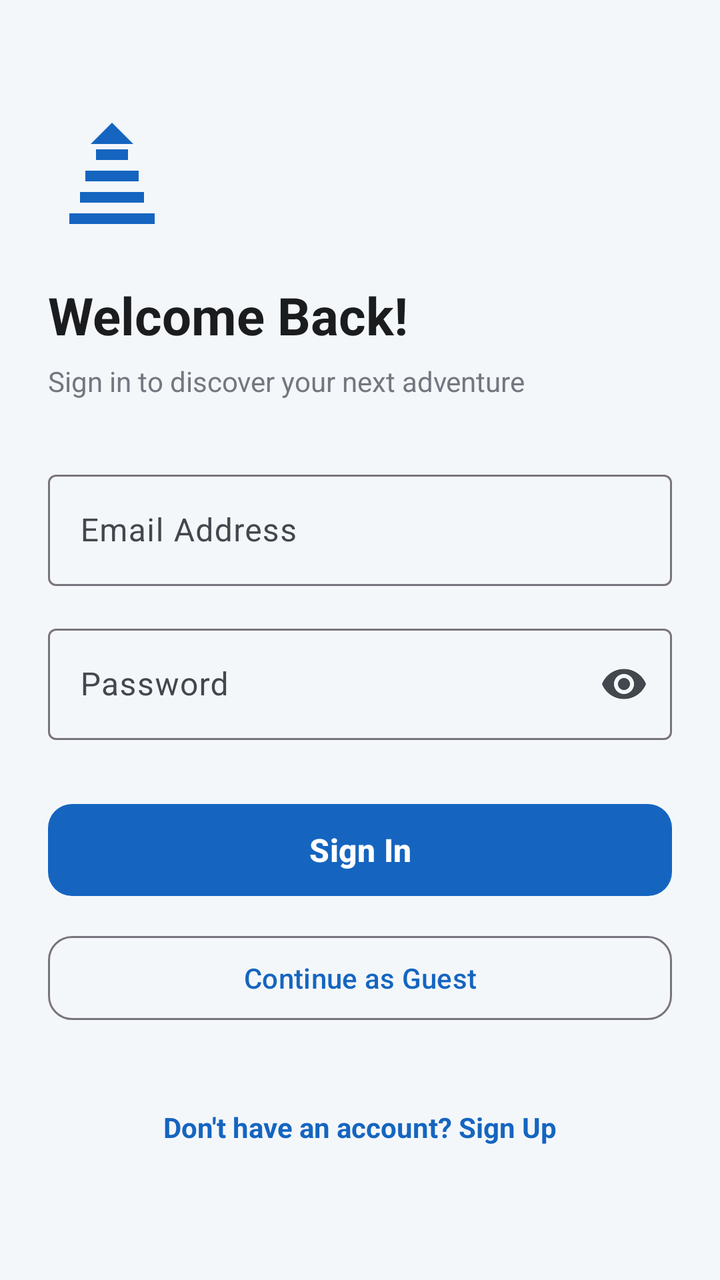
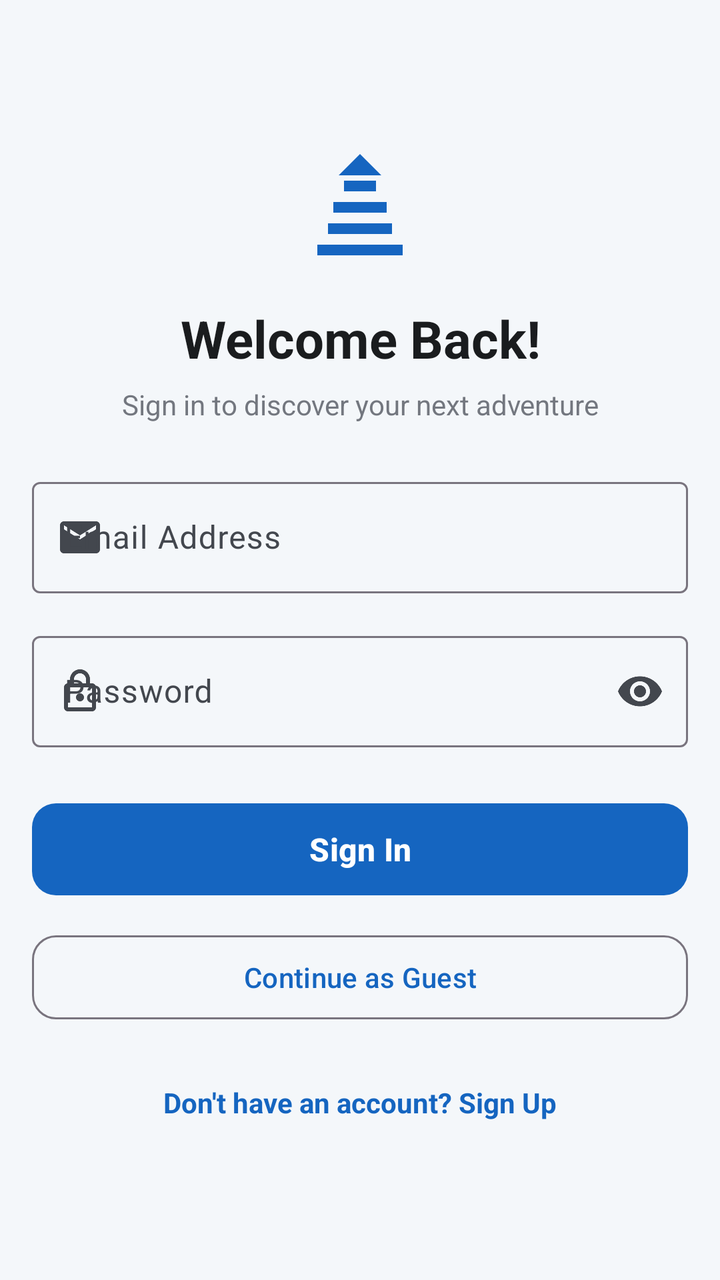

Before-and-after screenshots of an Android layout around one commit, followed by the original layout XML and the change that was made.
<!-- AndroidManifest.xml: application theme Theme.Tourism_App -->
<!-- res/layout/activity_login.xml -->
<?xml version="1.0" encoding="utf-8"?>
<androidx.core.widget.NestedScrollView xmlns:android="http://schemas.android.com/apk/res/android"
    xmlns:app="http://schemas.android.com/apk/res-auto"
    xmlns:tools="http://schemas.android.com/tools"
    android:layout_width="match_parent"
    android:layout_height="match_parent"
    android:fillViewport="true"
    android:background="@color/background">

    <androidx.constraintlayout.widget.ConstraintLayout
        android:layout_width="match_parent"
        android:layout_height="wrap_content"
        android:padding="24dp">

        <ImageView
            android:id="@+id/iv_login_logo"
            android:layout_width="64dp"
            android:layout_height="64dp"
            android:layout_marginTop="32dp"
            android:contentDescription="@string/app_name"
            android:src="@drawable/ic_temple"
            app:layout_constraintStart_toStartOf="parent"
            app:layout_constraintTop_toTopOf="parent"
            app:tint="@color/primary" />

        <TextView
            android:id="@+id/tv_welcome"
            android:layout_width="0dp"
            android:layout_height="wrap_content"
            android:layout_marginTop="20dp"
            android:text="@string/welcome_back"
            android:textColor="@color/on_surface"
            android:textSize="26sp"
            android:textStyle="bold"
            app:layout_constraintEnd_toEndOf="parent"
            app:layout_constraintStart_toStartOf="parent"
            app:layout_constraintTop_toBottomOf="@id/iv_login_logo" />

        <TextView
            android:id="@+id/tv_welcome_sub"
            android:layout_width="0dp"
            android:layout_height="wrap_content"
            android:layout_marginTop="6dp"
            android:text="@string/sign_in_to_continue"
            android:textColor="@color/outline"
            android:textSize="14sp"
            app:layout_constraintEnd_toEndOf="parent"
            app:layout_constraintStart_toStartOf="parent"
            app:layout_constraintTop_toBottomOf="@id/tv_welcome" />

        <com.google.android.material.textfield.TextInputLayout
            android:id="@+id/til_email"
            style="@style/Widget.Material3.TextInputLayout.OutlinedBox"
            android:layout_width="0dp"
            android:layout_height="wrap_content"
            android:layout_marginTop="32dp"
            android:hint="@string/email"
            app:layout_constraintEnd_toEndOf="parent"
            app:layout_constraintStart_toStartOf="parent"
            app:layout_constraintTop_toBottomOf="@id/tv_welcome_sub">

            <com.google.android.material.textfield.TextInputEditText
                android:id="@+id/et_email"
                android:layout_width="match_parent"
                android:layout_height="wrap_content"
                android:inputType="textEmailAddress" />
        </com.google.android.material.textfield.TextInputLayout>

        <com.google.android.material.textfield.TextInputLayout
            android:id="@+id/til_password"
            style="@style/Widget.Material3.TextInputLayout.OutlinedBox"
            android:layout_width="0dp"
            android:layout_height="wrap_content"
            android:layout_marginTop="16dp"
            android:hint="@string/password"
            app:endIconMode="password_toggle"
            app:layout_constraintEnd_toEndOf="parent"
            app:layout_constraintStart_toStartOf="parent"
            app:layout_constraintTop_toBottomOf="@id/til_email">

            <com.google.android.material.textfield.TextInputEditText
                android:id="@+id/et_password"
                android:layout_width="match_parent"
                android:layout_height="wrap_content"
                android:inputType="textPassword" />
        </com.google.android.material.textfield.TextInputLayout>

        <com.google.android.material.button.MaterialButton
            android:id="@+id/btn_login"
            android:layout_width="0dp"
            android:layout_height="54dp"
            android:layout_marginTop="28dp"
            android:text="@string/login"
            android:textSize="16sp"
            android:textStyle="bold"
            app:cornerRadius="12dp"
            app:layout_constraintEnd_toEndOf="parent"
            app:layout_constraintStart_toStartOf="parent"
            app:layout_constraintTop_toBottomOf="@id/til_password" />

        <com.google.android.material.button.MaterialButton
            android:id="@+id/btn_guest"
            style="@style/Widget.Material3.Button.OutlinedButton"
            android:layout_width="0dp"
            android:layout_height="50dp"
            android:layout_marginTop="12dp"
            android:text="@string/continue_as_guest"
            android:textColor="@color/primary"
            app:cornerRadius="12dp"
            app:layout_constraintEnd_toEndOf="parent"
            app:layout_constraintStart_toStartOf="parent"
            app:layout_constraintTop_toBottomOf="@id/btn_login" />

        <TextView
            android:id="@+id/tv_go_register"
            android:layout_width="wrap_content"
            android:layout_height="wrap_content"
            android:layout_marginTop="32dp"
            android:padding="8dp"
            android:text="@string/don_t_have_an_account"
            android:textColor="@color/primary"
            android:textSize="14sp"
            android:textStyle="bold"
            app:layout_constraintEnd_toEndOf="parent"
            app:layout_constraintStart_toStartOf="parent"
            app:layout_constraintTop_toBottomOf="@id/btn_guest" />

    </androidx.constraintlayout.widget.ConstraintLayout>

</androidx.core.widget.NestedScrollView>
<!-- resources referenced by this layout -->
<resources>
  <color name="background">#F4F7FA</color>
  <color name="on_surface">#1A1C1E</color>
  <color name="outline">#73777F</color>
  <color name="primary">#1565C0</color>
  <!-- drawable ic_temple (drawable) -->
  <vector xmlns:android="http://schemas.android.com/apk/res/android"
      android:width="24dp"
      android:height="24dp"
      android:viewportWidth="24"
      android:viewportHeight="24">
    <path
        android:fillColor="#FF000000"
        android:pathData="M12,2L8,6h8l-4,-4zM4,21h16v-2H4v2zm2,-4h12v-2H6v2zm1,-4h10v-2H7v2zm2,-4h6V7H9v2z"/>
  </vector>
  <string name="app_name">AngkorVerses Travel</string>
  <string name="continue_as_guest">Continue as Guest</string>
  <string name="don_t_have_an_account">Don\'t have an account? Sign Up</string>
  <string name="email">Email Address</string>
  <string name="login">Sign In</string>
  <string name="password">Password</string>
  <string name="sign_in_to_continue">Sign in to discover your next adventure</string>
  <string name="welcome_back">Welcome Back!</string>
  <style name="Theme.Tourism_App" parent="Base.Theme.Tourism_App" />
  <color name="on_primary">#FFFFFF</color>
  <color name="primary_container">#D0E4FF</color>
  <color name="on_primary_container">#001D36</color>
  <color name="secondary">#0277BD</color>
  <color name="on_secondary">#FFFFFF</color>
  <color name="secondary_container">#E1F5FE</color>
  <color name="on_secondary_container">#001F29</color>
  <color name="tertiary">#0288D1</color>
  <color name="on_tertiary">#FFFFFF</color>
  <color name="tertiary_container">#E0F7FA</color>
  <color name="on_tertiary_container">#001F24</color>
  <color name="on_background">#1A1C1E</color>
  <color name="surface">#FFFFFF</color>
  <color name="surface_variant">#E0E3EC</color>
  <color name="on_surface_variant">#43474E</color>
  <color name="transparent">#00000000</color>
  <!-- unchanged entries left out for length: 1 -->
</resources>

<!-- the commit's change to res/layout/activity_login.xml (unified diff, before → after) -->
@@ -1,129 +1,148 @@
 <?xml version="1.0" encoding="utf-8"?>
-<androidx.core.widget.NestedScrollView xmlns:android="http://schemas.android.com/apk/res/android"
+<androidx.core.widget.NestedScrollView
+    xmlns:android="http://schemas.android.com/apk/res/android"
     xmlns:app="http://schemas.android.com/apk/res-auto"
     xmlns:tools="http://schemas.android.com/tools"
+    android:id="@+id/scroll_login"
     android:layout_width="match_parent"
     android:layout_height="match_parent"
     android:fillViewport="true"
-    android:background="@color/background">
+    android:background="@color/background"
+    android:scrollbars="none">
 
     <androidx.constraintlayout.widget.ConstraintLayout
         android:layout_width="match_parent"
         android:layout_height="wrap_content"
-        android:padding="24dp">
+        android:paddingStart="@dimen/screen_horizontal_margin"
+        android:paddingEnd="@dimen/screen_horizontal_margin"
+        android:paddingTop="24dp"
+        android:paddingBottom="24dp">
 
-        <ImageView
-            android:id="@+id/iv_login_logo"
-            android:layout_width="64dp"
-            android:layout_height="64dp"
-            android:layout_marginTop="32dp"
-            android:contentDescription="@string/app_name"
-            android:src="@drawable/ic_temple"
-            app:layout_constraintStart_toStartOf="parent"
-            app:layout_constraintTop_toTopOf="parent"
-            app:tint="@color/primary" />
-
-        <TextView
-            android:id="@+id/tv_welcome"
+        <LinearLayout
             android:layout_width="0dp"
             android:layout_height="wrap_content"
-            android:layout_marginTop="20dp"
-            android:text="@string/welcome_back"
-            android:textColor="@color/on_surface"
-            android:textSize="26sp"
-            android:textStyle="bold"
+            android:orientation="vertical"
+            android:gravity="center_horizontal"
+            app:layout_constraintWidth_max="@dimen/form_max_width"
+            app:layout_constraintStart_toStartOf="parent"
             app:layout_constraintEnd_toEndOf="parent"
-            app:layout_constraintStart_toStartOf="parent"
-            app:layout_constraintTop_toBottomOf="@id/iv_login_logo" />
+            app:layout_constraintTop_toTopOf="parent"
+            app:layout_constraintBottom_toBottomOf="parent">
 
-        <TextView
-            android:id="@+id/tv_welcome_sub"
-            android:layout_width="0dp"
-            android:layout_height="wrap_content"
-            android:layout_marginTop="6dp"
-            android:text="@string/sign_in_to_continue"
-            android:textColor="@color/outline"
-            android:textSize="14sp"
-            app:layout_constraintEnd_toEndOf="parent"
-            app:layout_constraintStart_toStartOf="parent"
-            app:layout_constraintTop_toBottomOf="@id/tv_welcome" />
+            
+            <ImageView
+                android:id="@+id/iv_login_logo"
+                android:layout_width="64dp"
+                android:layout_height="64dp"
+                android:contentDescription="@string/app_name"
+                android:src="@drawable/ic_temple"
+                app:tint="@color/primary" />
 
-        <com.google.android.material.textfield.TextInputLayout
-            android:id="@+id/til_email"
-            style="@style/Widget.Material3.TextInputLayout.OutlinedBox"
-            android:layout_width="0dp"
-            android:layout_height="wrap_content"
-            android:layout_marginTop="32dp"
-            android:hint="@string/email"
-            app:layout_constraintEnd_toEndOf="parent"
-            app:layout_constraintStart_toStartOf="parent"
-            app:layout_constraintTop_toBottomOf="@id/tv_welcome_sub">
-
-            <com.google.android.material.textfield.TextInputEditText
-                android:id="@+id/et_email"
+            
+            <TextView
+                android:id="@+id/tv_welcome"
                 android:layout_width="match_parent"
                 android:layout_height="wrap_content"
-                android:inputType="textEmailAddress" />
-        </com.google.android.material.textfield.TextInputLayout>
+                android:layout_marginTop="16dp"
+                android:gravity="center"
+                android:text="@string/welcome_back"
+                android:textColor="@color/on_surface"
+                android:textSize="26sp"
+                android:textStyle="bold" />
 
-        <com.google.android.material.textfield.TextInputLayout
-            android:id="@+id/til_password"
-            style="@style/Widget.Material3.TextInputLayout.OutlinedBox"
-            android:layout_width="0dp"
-            android:layout_height="wrap_content"
-            android:layout_marginTop="16dp"
-            android:hint="@string/password"
-            app:endIconMode="password_toggle"
-            app:layout_constraintEnd_toEndOf="parent"
-            app:layout_constraintStart_toStartOf="parent"
-            app:layout_constraintTop_toBottomOf="@id/til_email">
-
-            <com.google.android.material.textfield.TextInputEditText
-                android:id="@+id/et_password"
+            
+            <TextView
+                android:id="@+id/tv_welcome_sub"
                 android:layout_width="match_parent"
                 android:layout_height="wrap_content"
-                android:inputType="textPassword" />
-        </com.google.android.material.textfield.TextInputLayout>
+                android:layout_marginTop="6dp"
+                android:gravity="center"
+                android:text="@string/sign_in_to_continue"
+                android:textColor="@color/outline"
+                android:textSize="14sp" />
 
-        <com.google.android.material.button.MaterialButton
-            android:id="@+id/btn_login"
-            android:layout_width="0dp"
-            android:layout_height="54dp"
-            android:layout_marginTop="28dp"
-            android:text="@string/login"
-            android:textSize="16sp"
-            android:textStyle="bold"
-            app:cornerRadius="12dp"
-            app:layout_constraintEnd_toEndOf="parent"
-            app:layout_constraintStart_toStartOf="parent"
-            app:layout_constraintTop_toBottomOf="@id/til_password" />
+            
+            <com.google.android.material.textfield.TextInputLayout
+                android:id="@+id/til_email"
+                style="@style/Widget.Material3.TextInputLayout.OutlinedBox"
+                android:layout_width="match_parent"
+                android:layout_height="wrap_content"
+                android:layout_marginTop="24dp"
+                android:hint="@string/email"
+                app:startIconDrawable="@drawable/ic_email">
 
-        <com.google.android.material.button.MaterialButton
-            android:id="@+id/btn_guest"
-            style="@style/Widget.Material3.Button.OutlinedButton"
-            android:layout_width="0dp"
-            android:layout_height="50dp"
-            android:layout_marginTop="12dp"
-            android:text="@string/continue_as_guest"
-            android:textColor="@color/primary"
-            app:cornerRadius="12dp"
-            app:layout_constraintEnd_toEndOf="parent"
-            app:layout_constraintStart_toStartOf="parent"
-            app:layout_constraintTop_toBottomOf="@id/btn_login" />
+                <com.google.android.material.textfield.TextInputEditText
+                    android:id="@+id/et_email"
+                    android:layout_width="match_parent"
+                    android:layout_height="wrap_content"
+                    android:autofillHints="emailAddress"
+                    android:inputType="textEmailAddress"
+                    android:imeOptions="actionNext"
+                    android:maxLines="1" />
 
-        <TextView
-            android:id="@+id/tv_go_register"
-            android:layout_width="wrap_content"
-            android:layout_height="wrap_content"
-            android:layout_marginTop="32dp"
-            android:padding="8dp"
-            android:text="@string/don_t_have_an_account"
-            android:textColor="@color/primary"
-            android:textSize="14sp"
-            android:textStyle="bold"
-            app:layout_constraintEnd_toEndOf="parent"
-            app:layout_constraintStart_toStartOf="parent"
-            app:layout_constraintTop_toBottomOf="@id/btn_guest" />
+            </com.google.android.material.textfield.TextInputLayout>
+
+            
+            <com.google.android.material.textfield.TextInputLayout
+                android:id="@+id/til_password"
+                style="@style/Widget.Material3.TextInputLayout.OutlinedBox"
+                android:layout_width="match_parent"
+                android:layout_height="wrap_content"
+                android:layout_marginTop="16dp"
+                android:hint="@string/password"
+                app:startIconDrawable="@drawable/ic_lock"
+                app:endIconMode="password_toggle">
+
+                <com.google.android.material.textfield.TextInputEditText
+                    android:id="@+id/et_password"
+                    android:layout_width="match_parent"
+                    android:layout_height="wrap_content"
+                    android:autofillHints="password"
+                    android:inputType="textPassword"
+                    android:imeOptions="actionDone"
+                    android:maxLines="1" />
+
+            </com.google.android.material.textfield.TextInputLayout>
+
+            
+            <com.google.android.material.button.MaterialButton
+                android:id="@+id/btn_login"
+                android:layout_width="match_parent"
+                android:layout_height="54dp"
+                android:layout_marginTop="24dp"
+                android:text="@string/login"
+                android:textAllCaps="false"
+                android:textSize="16sp"
+                android:textStyle="bold"
+                app:cornerRadius="12dp" />
+
+            
+            <com.google.android.material.button.MaterialButton
+                android:id="@+id/btn_guest"
+                style="@style/Widget.Material3.Button.OutlinedButton"
+                android:layout_width="match_parent"
+                android:layout_height="50dp"
+                android:layout_marginTop="12dp"
+                android:text="@string/continue_as_guest"
+                android:textAllCaps="false"
+                android:textColor="@color/primary"
+                app:cornerRadius="12dp" />
+
+            
+            <TextView
+                android:id="@+id/tv_go_register"
+                android:layout_width="wrap_content"
+                android:layout_height="wrap_content"
+                android:layout_marginTop="20dp"
+                android:padding="8dp"
+                android:text="@string/don_t_have_an_account"
+                android:textColor="@color/primary"
+                android:textSize="14sp"
+                android:textStyle="bold"
+                android:clickable="true"
+                android:focusable="true" />
+
+        </LinearLayout>
 
     </androidx.constraintlayout.widget.ConstraintLayout>
 
<!-- resource entries referenced after the edit -->
@@ -4,6 +4,28 @@
   <color name="on_surface">#1A1C1E</color>
   <color name="outline">#73777F</color>
   <color name="primary">#1565C0</color>
+  <dimen name="form_max_width">0dp</dimen>
+  <dimen name="screen_horizontal_margin">16dp</dimen>
+  <!-- drawable ic_email (drawable) -->
+  <vector xmlns:android="http://schemas.android.com/apk/res/android"
+      android:width="24dp"
+      android:height="24dp"
+      android:viewportWidth="24"
+      android:viewportHeight="24">
+    <path
+        android:fillColor="@android:color/white"
+        android:pathData="M20,4H4C2.9,4 2,4.9 2,6v12c0,1.1 0.9,2 2,2h16c1.1,0 2,-0.9 2,-2V6C22,4.9 21.1,4 20,4zM20,8l-8,5l-8,-5V6l8,5l8,-5V8z"/>
+  </vector>
+  <!-- drawable ic_lock (drawable) -->
+  <vector xmlns:android="http://schemas.android.com/apk/res/android"
+      android:width="24dp"
+      android:height="24dp"
+      android:viewportWidth="24"
+      android:viewportHeight="24">
+    <path
+        android:fillColor="@android:color/white"
+        android:pathData="M18,8h-1V6c0,-2.76 -2.24,-5 -5,-5S7,3.24 7,6v2H6c-1.1,0 -2,0.9 -2,2v10c0,1.1 0.9,2 2,2h12c1.1,0 2,-0.9 2,-2V10c0,-1.1 -0.9,-2 -2,-2zM9,6c0,-1.66 1.34,-3 3,-3s3,1.34 3,3v2H9V6zm9,14H6V10h12v10zm-6,-3c1.1,0 2,-0.9 2,-2s-0.9,-2 -2,-2 -2,0.9 -2,2 0.9,2 2,2z"/>
+  </vector>
   <!-- drawable ic_temple (drawable) -->
   <vector xmlns:android="http://schemas.android.com/apk/res/android"
       android:width="24dp"
